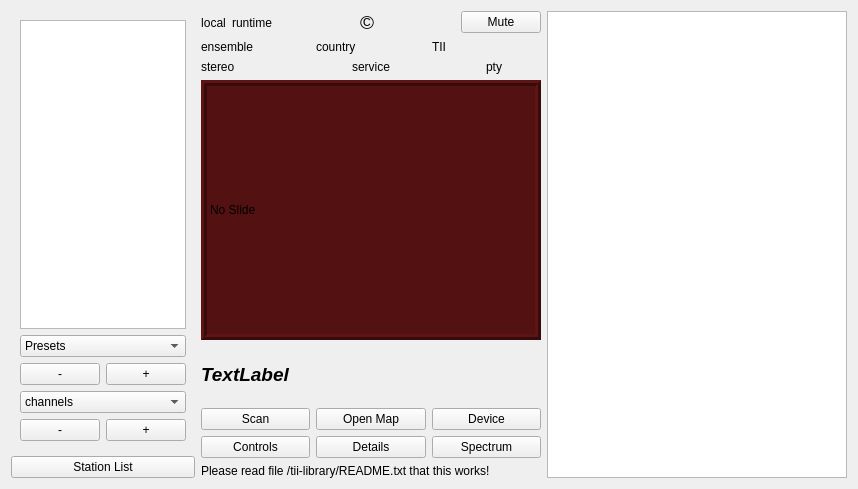
tomneda/DABstar, file forms/dabradio.ui: the form before one commit.
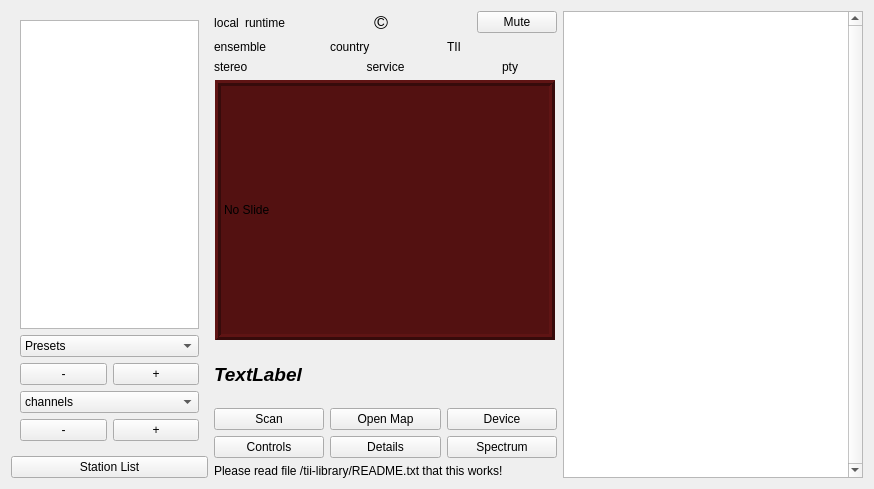
The form after the commit. Custom widgets are drawn as their Qt base class.

Diff of the .ui file:
```diff
--- a/forms/dabradio.ui
+++ b/forms/dabradio.ui
@@ -6,7 +6,7 @@
    <rect>
     <x>0</x>
     <y>0</y>
-    <width>568</width>
+    <width>874</width>
     <height>489</height>
    </rect>
   </property>
@@ -476,6 +476,18 @@
        <height>0</height>
       </size>
      </property>
+     <property name="verticalScrollBarPolicy">
+      <enum>Qt::ScrollBarAlwaysOn</enum>
+     </property>
+     <property name="sizeAdjustPolicy">
+      <enum>QAbstractScrollArea::AdjustToContents</enum>
+     </property>
+     <property name="editTriggers">
+      <set>QAbstractItemView::AnyKeyPressed|QAbstractItemView::DoubleClicked|QAbstractItemView::EditKeyPressed|QAbstractItemView::SelectedClicked</set>
+     </property>
+     <property name="wordWrap">
+      <bool>false</bool>
+     </property>
     </widget>
    </item>
   </layout>
```
